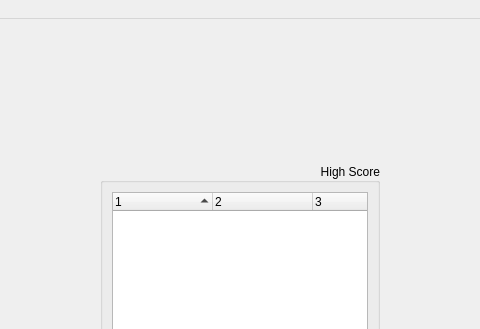
The window that src/mainwindow.ui (berise/Qtorus) describes before a commit, drawn with Qt 5; both pictures show x 144 to 624 and y 0 to 329 of the 767 by 927 pixel window.
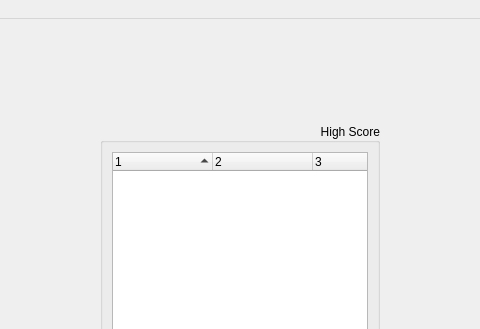
The same window after the commit. Icons and pictures are not drawn.

Diff of the .ui file:
```diff
--- a/src/mainwindow.ui
+++ b/src/mainwindow.ui
@@ -168,7 +168,7 @@
             <property name="sizeHint" stdset="0">
              <size>
               <width>20</width>
-              <height>60</height>
+              <height>20</height>
              </size>
             </property>
            </spacer>
```
